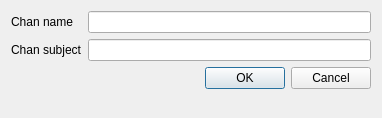
Before: the Qt Designer form src/client/gui/newchan.ui in sush/Live-Jamming, drawn with Qt 5.
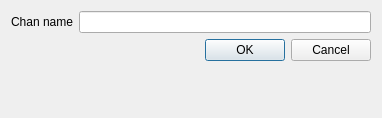
After: the same form once the commit is applied.

Commit message: Dialog de connexion centré Suppression du chanps subject de la création de chan Petit refactoring Suppressions de classes inutilisées

```diff
--- a/src/client/gui/newchan.ui
+++ b/src/client/gui/newchan.ui
@@ -14,6 +14,9 @@
    <string>New Chan</string>
   </property>
   <layout class="QFormLayout" name="formLayout">
+   <property name="fieldGrowthPolicy">
+    <enum>QFormLayout::AllNonFixedFieldsGrow</enum>
+   </property>
    <item row="1" column="0">
     <widget class="QLabel" name="NameLabel">
      <property name="text">
@@ -24,17 +27,7 @@
    <item row="1" column="1">
     <widget class="QLineEdit" name="nameLineEdit"/>
    </item>
-   <item row="3" column="0">
-    <widget class="QLabel" name="subjectLabel">
-     <property name="text">
-      <string>Chan subject</string>
-     </property>
-    </widget>
-   </item>
    <item row="3" column="1">
-    <widget class="QLineEdit" name="subjectLineEdit"/>
-   </item>
-   <item row="4" column="1">
     <widget class="QDialogButtonBox" name="buttonBox">
      <property name="orientation">
       <enum>Qt::Horizontal</enum>
```
The commit also changes 14 other files.
